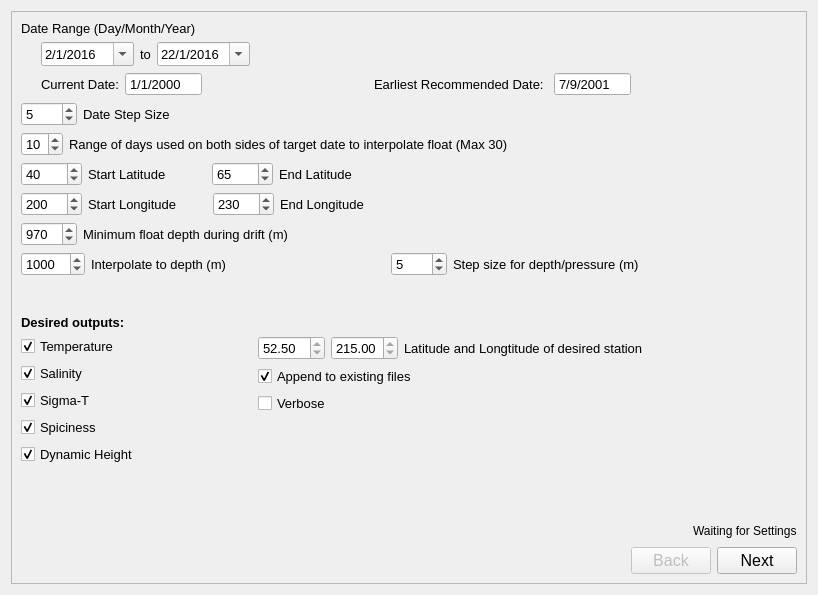
First picture: the form in ui_Files/timeseriesapp.ui, repository CallumColvine/ARGO-Float-Software, before the edit.
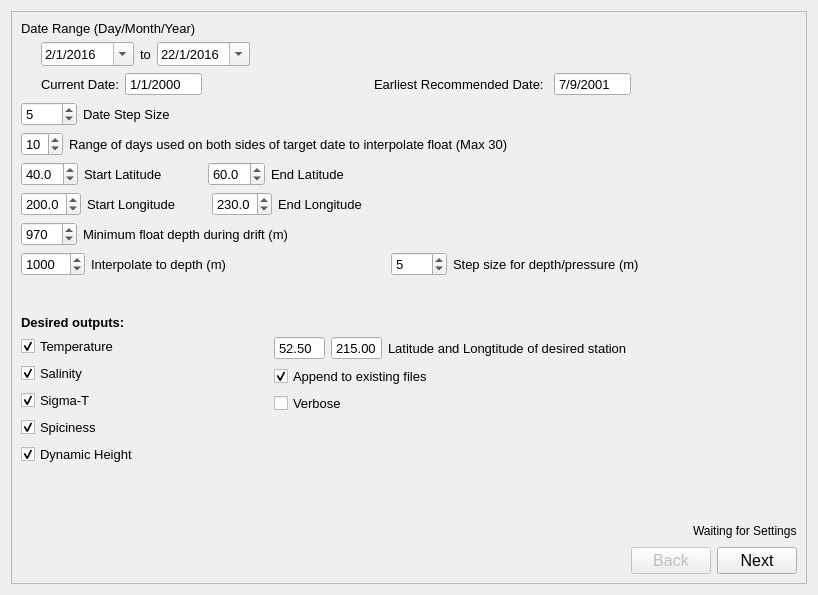
Second picture: the form after the edit. The open tabs and pages were chosen to show the change.

```diff
--- a/ui_Files/timeseriesapp.ui
+++ b/ui_Files/timeseriesapp.ui
@@ -343,20 +343,26 @@
        <item>
         <layout class="QHBoxLayout" name="horizontalLayout_10">
          <item>
-          <widget class="QSpinBox" name="firstLatitudeBox">
+          <widget class="QDoubleSpinBox" name="firstLatitudeBox">
            <property name="font">
             <font>
              <pointsize>10</pointsize>
             </font>
            </property>
+           <property name="decimals">
+            <number>1</number>
+           </property>
            <property name="minimum">
-            <number>-9999</number>
+            <double>-90.000000000000000</double>
            </property>
            <property name="maximum">
-            <number>9999</number>
+            <double>90.000000000000000</double>
+           </property>
+           <property name="singleStep">
+            <double>0.100000000000000</double>
            </property>
            <property name="value">
-            <number>40</number>
+            <double>40.000000000000000</double>
            </property>
           </widget>
          </item>
@@ -389,20 +395,26 @@
           </spacer>
          </item>
          <item>
-          <widget class="QSpinBox" name="secondLatitudeBox">
+          <widget class="QDoubleSpinBox" name="secondLatitudeBox">
            <property name="font">
             <font>
              <pointsize>10</pointsize>
             </font>
            </property>
+           <property name="decimals">
+            <number>1</number>
+           </property>
            <property name="minimum">
-            <number>-9999</number>
+            <double>-90.000000000000000</double>
            </property>
            <property name="maximum">
-            <number>9999</number>
+            <double>90.000000000000000</double>
+           </property>
+           <property name="singleStep">
+            <double>0.100000000000000</double>
            </property>
            <property name="value">
-            <number>65</number>
+            <double>60.000000000000000</double>
            </property>
           </widget>
          </item>
@@ -436,20 +448,26 @@
        <item>
         <layout class="QHBoxLayout" name="horizontalLayout_11">
          <item>
-          <widget class="QSpinBox" name="firstLongitudeBox">
+          <widget class="QDoubleSpinBox" name="firstLongitudeBox">
            <property name="font">
             <font>
              <pointsize>10</pointsize>
             </font>
            </property>
+           <property name="decimals">
+            <number>1</number>
+           </property>
            <property name="minimum">
-            <number>-9999</number>
+            <double>0.000000000000000</double>
            </property>
            <property name="maximum">
-            <number>9999</number>
+            <double>360.000000000000000</double>
+           </property>
+           <property name="singleStep">
+            <double>0.100000000000000</double>
            </property>
            <property name="value">
-            <number>200</number>
+            <double>200.000000000000000</double>
            </property>
           </widget>
          </item>
@@ -482,20 +500,23 @@
           </spacer>
          </item>
          <item>
-          <widget class="QSpinBox" name="secondLongitudeBox">
+          <widget class="QDoubleSpinBox" name="secondLongitudeBox">
            <property name="font">
             <font>
              <pointsize>10</pointsize>
             </font>
            </property>
-           <property name="minimum">
-            <number>-9999</number>
+           <property name="decimals">
+            <number>1</number>
            </property>
            <property name="maximum">
-            <number>9999</number>
+            <double>360.000000000000000</double>
+           </property>
+           <property name="singleStep">
+            <double>0.100000000000000</double>
            </property>
            <property name="value">
-            <number>230</number>
+            <double>230.000000000000000</double>
            </property>
           </widget>
          </item>
@@ -799,6 +820,9 @@
                <property name="readOnly">
                 <bool>true</bool>
                </property>
+               <property name="buttonSymbols">
+                <enum>QAbstractSpinBox::NoButtons</enum>
+               </property>
                <property name="maximum">
                 <double>180.000000000000000</double>
                </property>
@@ -820,6 +844,9 @@
                <property name="readOnly">
                 <bool>true</bool>
                </property>
+               <property name="buttonSymbols">
+                <enum>QAbstractSpinBox::NoButtons</enum>
+               </property>
                <property name="maximum">
                 <double>360.000000000000000</double>
                </property>
```
Left out of the diff: 2 changed lines with no effect on the pictures.
